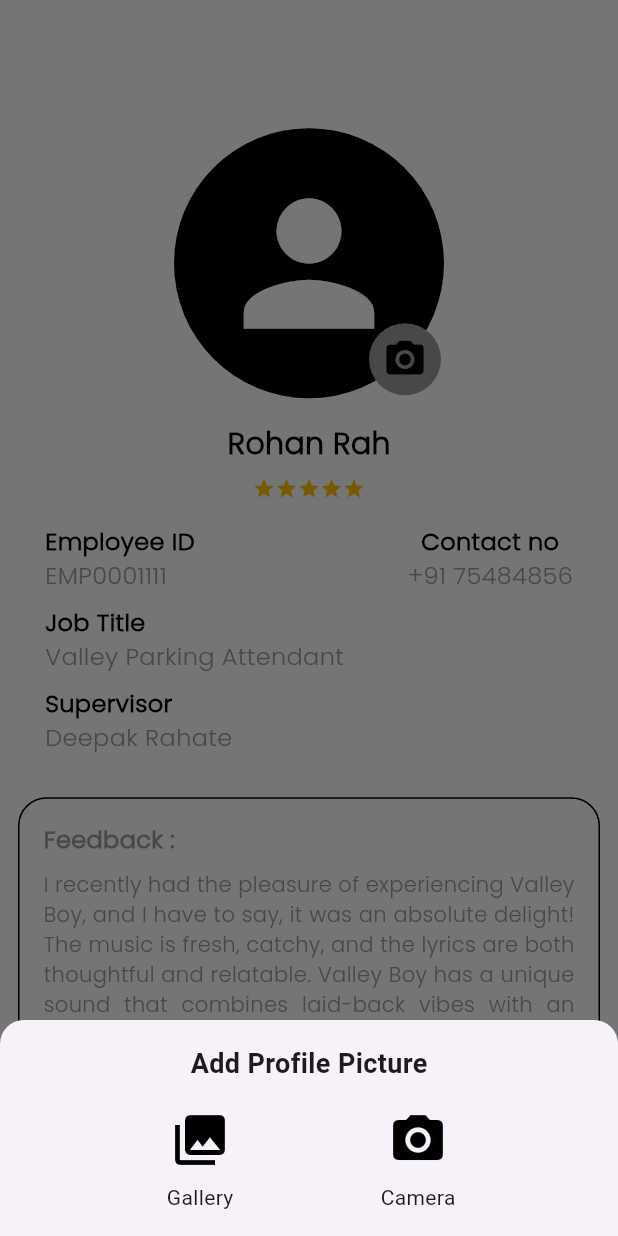
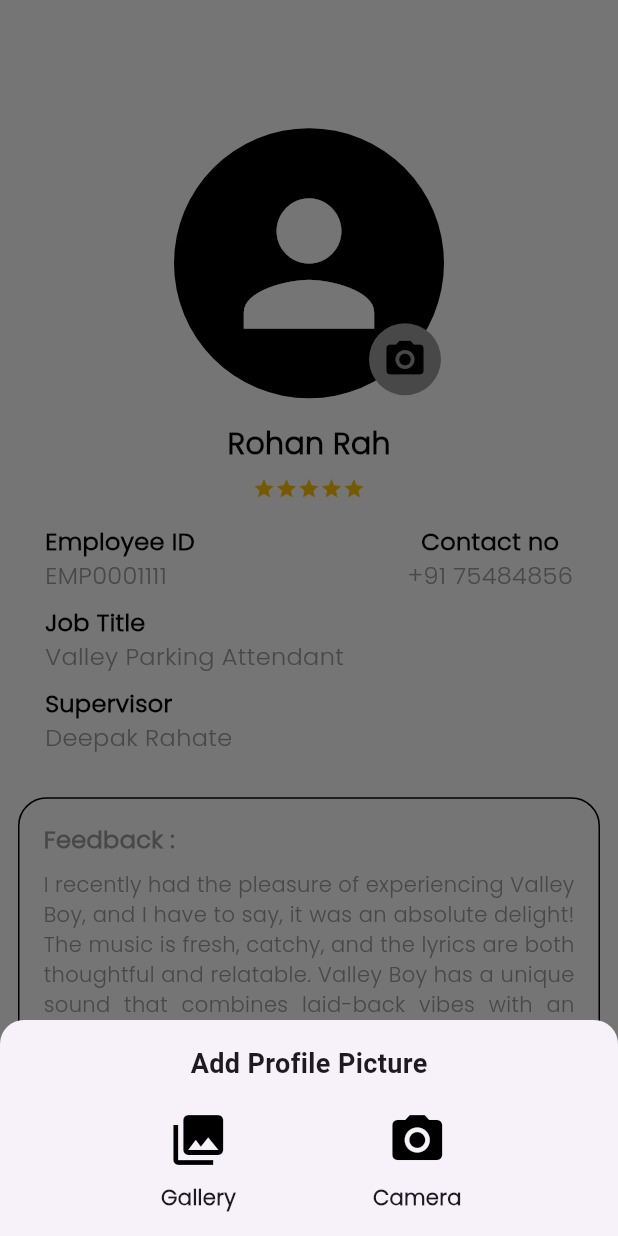
Before and after one commit to HBGadgets/I-park_flutterApp, a Flutter app: the ProfileTab screen opened directly, after a tap on the "camera alt" icon, on a phone screen of 412 x 824 dp. Run offline on Flutter 3.47's test engine with Material 3 defaults, Android fonts, the phone set to English and light mode, and no system bars; our stand-ins replace image_picker, shared_preferences; accounts and stored records are empty; Roboto replaces fonts that are missing (PoppinsBlack).

Commit message:
profile screen update the constants

```diff
--- a/lib/view/constants/constant_integers.dart
+++ b/lib/view/constants/constant_integers.dart
@@ -249,5 +249,20 @@ class ConstantIntegers {
   static const double labelTextSize = 16;
   static const double feedbackTextFieldHintTextSize = 12;
   static const double profileEditIconSize = 30.0;
+  static const double circularAvatarImageSize = 130.0;
+  static const double positionImageBottom = 2.0;
+  static const double positionImageRight = 2.0;
+  static const double profileImageTextSize = 18.0;
+  static const double showBottomShitTopRadiusSize = 16.0;
+  static const double bottomShitPaddingSize = 16.0;
+  static const double profileOptionTextFontSize = 18.0;
+  static const double profileTextBelowSizedBoxHeight = 10.0;
+  static const double imagePickerBottomShitRadius = 16.0;
+  static const double imagePickerBottomShitPadding = 16.0;
+  static const double addProfileTextSize = 18.0;
+  static const double addProfileTextBelowSizedBoxHeight = 10.0;
+  static const double iconButtonOptionSize = 40.0;
+  static const double iconButtonLabelTextFontSize = 14.0;
+
 
 }
--- a/lib/view/constants/constant_variables.dart
+++ b/lib/view/constants/constant_variables.dart
@@ -126,5 +126,12 @@ class ConstantVariables {
   static const String likeLabelText = "Loved it";
   static const String textFieldHintText = "Write your feedback here...";
   static const String submitButtonText = "Submit";
+  static const String noImageSelectedText = "No image selected.";
+  static const String profileOptionText = "Profile Options";
+  static const String changeProfileText = "Change Profile Picture";
+  static const String deleteProfileText = "Delete Profile Picture";
+  static const String addProfileText = "Add Profile Picture";
+  static const String galleryText = "Gallery";
+  static const String cameraText = "Camera";
 
 }
--- a/lib/view/ui/tabBar/profiletab/profile_tab.dart
+++ b/lib/view/ui/tabBar/profiletab/profile_tab.dart
@@ -14,6 +14,7 @@ class ProfileTab extends StatefulWidget {
 
 class ProfileTabScreen extends State<ProfileTab> {
   File? profileImage;
+
   Future<void> pickImage(BuildContext context, ImageSource source) async {
     final ImagePicker imagePicker = ImagePicker();
     final XFile? pickedFile = await imagePicker.pickImage(source: source);
@@ -26,7 +27,6 @@ class ProfileTabScreen extends State<ProfileTab> {
       print("No image selected.");
     }
   }
-
 
   @override
   Widget build(BuildContext context) {
@@ -235,14 +235,20 @@ class ProfileTabScreen extends State<ProfileTab> {
           CircleAvatar(
             radius: ConstantIntegers.profileCircularAvatar,
             backgroundColor: Colors.black,
-            backgroundImage: profileImage != null ? FileImage(profileImage!) : null,
-            child: profileImage == null
-                ? Icon(Icons.person, size: 130, color: Colors.white)
+            backgroundImage:
+                profileImage != null ? FileImage(profileImage!) : null,
+            child:
+                profileImage == null
+                    ? Icon(
+                      Icons.person,
+                      size: ConstantIntegers.circularAvatarImageSize,
+                      color: Colors.white,
+                    )
                     : null,
           ),
           Positioned(
-            bottom: 2,
-            right: 2,
+            bottom: ConstantIntegers.positionImageBottom,
+            right: ConstantIntegers.positionImageRight,
             child: Container(
               decoration: BoxDecoration(
                 shape: BoxShape.circle,
@@ -282,12 +288,17 @@ class ProfileTabScreen extends State<ProfileTab> {
               width: MediaQuery.of(context).size.width,
               height: MediaQuery.of(context).size.height,
               color: Colors.black,
-              child: profileImage != null
+              child:
+                  profileImage != null
                       ? Image.file(profileImage!, fit: BoxFit.contain)
                       : Center(
                         child: Text(
-                  "No image selected.",
-                  style: TextStyle(color: Colors.white, fontSize: 18),
+                          ConstantVariables.noImageSelectedText,
+                          style: TextStyle(
+                            fontFamily: ConstantVariables.fontFamilyPoppins,
+                            color: Colors.white,
+                            fontSize: ConstantIntegers.profileImageTextSize,
+                          ),
                         ),
                       ),
             ),
@@ -301,30 +312,48 @@ class ProfileTabScreen extends State<ProfileTab> {
     showModalBottomSheet(
       context: context,
       shape: RoundedRectangleBorder(
-        borderRadius: BorderRadius.vertical(top: Radius.circular(16)),
+        borderRadius: BorderRadius.vertical(
+          top: Radius.circular(ConstantIntegers.showBottomShitTopRadiusSize),
+        ),
       ),
       builder: (context) {
         return Padding(
-          padding: const EdgeInsets.all(16.0),
+          padding: const EdgeInsets.all(ConstantIntegers.bottomShitPaddingSize),
           child: Column(
             mainAxisSize: MainAxisSize.min,
             children: [
               Text(
-                "Profile Options",
-                style: TextStyle(fontSize: 18, fontWeight: FontWeight.bold),
+                ConstantVariables.profileOptionText,
+                style: TextStyle(
+                  fontFamily: ConstantVariables.fontFamilyPoppinsBlack,
+                  fontSize: ConstantIntegers.profileOptionTextFontSize,
+                  fontWeight: FontWeight.bold,
                 ),
-              const SizedBox(height: 10),
+              ),
+              const SizedBox(
+                height: ConstantIntegers.profileTextBelowSizedBoxHeight,
+              ),
               ListTile(
                 leading: Icon(Icons.camera_alt, color: Colors.black),
-                title: Text("Change Profile Picture"),
+                title: Text(
+                  ConstantVariables.changeProfileText,
+                  style: TextStyle(
+                    fontFamily: ConstantVariables.fontFamilyPoppins,fontWeight: FontWeight.bold
+                  ),
+                ),
                 onTap: () {
                   Navigator.pop(context);
                   showImagePickerBottomSheet(context);
                 },
               ),
               ListTile(
-                leading: Icon(Icons.delete, color: Colors.red),
-                title: Text("Delete Profile Picture"),
+                leading: Icon(Icons.delete, color: Colors.black),
+                title: Text(
+                  ConstantVariables.deleteProfileText,
+                  style: TextStyle(
+                    fontFamily: ConstantVariables.fontFamilyPoppins,fontWeight: FontWeight.bold
+                  ),
+                ),
                 onTap: () {
                   Navigator.pop(context);
                   setState(() {
@@ -343,28 +372,46 @@ class ProfileTabScreen extends State<ProfileTab> {
     showModalBottomSheet(
       context: context,
       shape: RoundedRectangleBorder(
-        borderRadius: BorderRadius.vertical(top: Radius.circular(16)),
+        borderRadius: BorderRadius.vertical(
+          top: Radius.circular(ConstantIntegers.imagePickerBottomShitRadius),
+        ),
       ),
       builder: (context) {
         return Padding(
-          padding: const EdgeInsets.all(16.0),
+          padding: const EdgeInsets.all(
+            ConstantIntegers.imagePickerBottomShitPadding,
+          ),
           child: Column(
             mainAxisSize: MainAxisSize.min,
             children: [
               Text(
-                "Add Profile Picture",
-                style: TextStyle(fontSize: 18, fontWeight: FontWeight.bold),
+                ConstantVariables.addProfileText,
+                style: TextStyle(
+                  fontFamily: ConstantVariables.fontFamilyPoppinsBlack,
+                  fontSize: ConstantIntegers.addProfileTextSize,
+                  fontWeight: FontWeight.bold,
                 ),
-              const SizedBox(height: 10),
+              ),
+              const SizedBox(
+                height: ConstantIntegers.addProfileTextBelowSizedBoxHeight,
+              ),
               Row(
                 mainAxisAlignment: MainAxisAlignment.spaceEvenly,
                 children: [
-                  iconButtonOption(Icons.photo_library, "Gallery", () {
+                  iconButtonOption(
+                    Icons.photo_library,
+                    ConstantVariables.galleryText,
+                    () {
                       pickImage(context, ImageSource.gallery);
-                  }),
-                  iconButtonOption(Icons.camera_alt, "Camera", () {
+                    },
+                  ),
+                  iconButtonOption(
+                    Icons.camera_alt,
+                    ConstantVariables.cameraText,
+                    () {
                       pickImage(context, ImageSource.camera);
-                  }),
+                    },
+                  ),
                 ],
               ),
             ],
@@ -378,10 +425,21 @@ class ProfileTabScreen extends State<ProfileTab> {
     return Column(
       children: [
         IconButton(
-          icon: Icon(icon, size: 40, color: Colors.black),
+          icon: Icon(
+            icon,
+            size: ConstantIntegers.iconButtonOptionSize,
+            color: Colors.black,
+          ),
           onPressed: onTap,
         ),
-        Text(label, style: TextStyle(fontSize: 14)),
+        Text(
+          label,
+          style: TextStyle(
+            fontFamily: ConstantVariables.fontFamilyPoppins,
+            fontWeight: FontWeight.bold,
+            fontSize: ConstantIntegers.iconButtonLabelTextFontSize,
+          ),
+        ),
       ],
     );
   }
```
Lines whose indentation alone changed are shown as unchanged.
